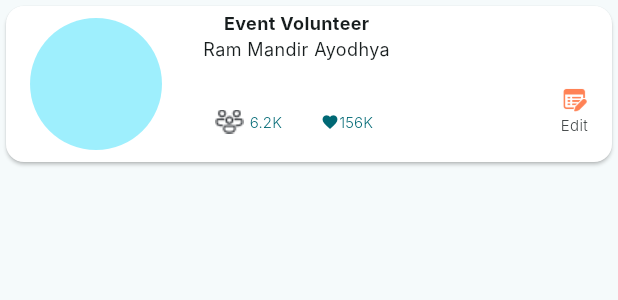
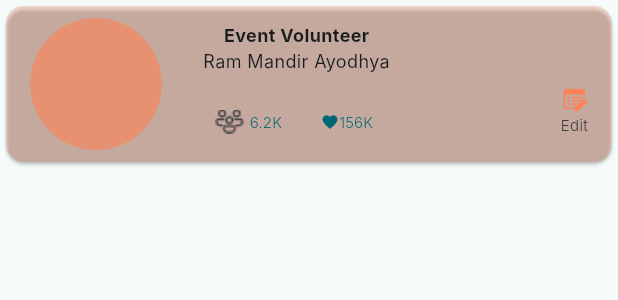
Before and after one commit to Mithun-18/flutter_tutorial, a Flutter app: the CommunityCardLg widget shown alone on an empty page, opened directly, on a phone screen of 412 x 824 dp. Shown: the top 300 px of the screen. Run offline on Flutter 3.47's test engine with Material 3 defaults, Android fonts, the phone set to English and light mode, and no system bars; Roboto replaces fonts that are missing (Inter).

Commit message:
community screen is completed

```diff
--- a/lib/common/app_colors.dart
+++ b/lib/common/app_colors.dart
@@ -4,7 +4,7 @@ class AppColors {
   static Color salmon = const Color.fromRGBO(255, 130, 85, 0.9);
   static Color white = const Color.fromRGBO(255, 255, 255, 1.0);
   static Color silverGrey = const Color.fromRGBO(181, 181, 181, 1.0);
-  static Color mistyRose = const Color.fromRGBO(255, 223, 212, 1.0);
+  static Color mistyRose = const Color.fromRGBO(255, 130, 85, 0.25);
   static Color lightSalmon = const Color.fromRGBO(255, 130, 85, 0.6);
   static Color charcoal = const Color.fromRGBO(53, 82, 98, 1.0);
   static Color dimGray = const Color.fromRGBO(101, 100, 112, 1.0);
--- a/lib/common/app_routes.dart
+++ b/lib/common/app_routes.dart
@@ -3,4 +3,5 @@ class AppRoutes {
   static const String eventRoute = '/event';
   static const String verificationRoute = '/verification';
   static const String homeScreenRoute = '/home';
+  static const String communityRoute = '/community';
 }
--- a/lib/temple view/community_card_lg.dart
+++ b/lib/temple view/community_card_lg.dart
@@ -1,4 +1,5 @@
 import 'package:flutter/material.dart';
+import 'package:testflutter/common/app_colors.dart';
 
 class CommunityCardLg extends StatelessWidget {
   const CommunityCardLg({super.key});
@@ -6,6 +7,7 @@ class CommunityCardLg extends StatelessWidget {
   @override
   Widget build(BuildContext context) {
     return Card(
+      color: AppColors.mistyRose,
       child: Stack(
         children: [
           Container(
@@ -21,39 +23,27 @@ class CommunityCardLg extends StatelessWidget {
                 Column(
                   mainAxisAlignment: MainAxisAlignment.center,
                   children: [
+                    const SizedBox(height: 8),
                     _renderCommunityName(),
                     _renderTempleName(),
-                    const SizedBox(height: 16),
+                    const SizedBox(height: 8),
                     _renderFooter(),
                   ],
                 )
               ],
             ),
           ),
-          Positioned(
-              bottom: 18,
-              right: 16,
-              child:
-                  Column(mainAxisAlignment: MainAxisAlignment.end, children: [
-                SizedBox(
-                    width: 18.0,
-                    height: 20.0,
-                    child: Image.asset("assets/edit.png")),
-                const Text(
-                  "Edit",
-                  style: TextStyle(
-                      fontFamily: "Inter",
-                      fontWeight: FontWeight.w300,
-                      fontSize: 10.0),
-                )
-              ]))
+          Positioned(bottom: 18, right: 16, child: _renderEditButton())
         ],
       ),
     );
   }
 
   Widget _renderProfile() {
-    return const SizedBox(width: 88.0, height: 88.0, child: CircleAvatar());
+    return SizedBox(
+        width: 88.0,
+        height: 88.0,
+        child: CircleAvatar(backgroundColor: AppColors.lightSalmon));
   }
 
   Widget _renderCommunityName() {
@@ -113,4 +103,16 @@ class CommunityCardLg extends StatelessWidget {
       ],
     );
   }
+
+  Widget _renderEditButton() {
+    return Column(mainAxisAlignment: MainAxisAlignment.end, children: [
+      SizedBox(
+          width: 18.0, height: 20.0, child: Image.asset("assets/edit.png")),
+      const Text(
+        "Edit",
+        style: TextStyle(
+            fontFamily: "Inter", fontWeight: FontWeight.w300, fontSize: 10.0),
+      )
+    ]);
+  }
 }
--- a/lib/temple view/community_card_sm.dart
+++ b/lib/temple view/community_card_sm.dart
@@ -42,9 +42,7 @@ class CommunityCardSm extends StatelessWidget {
         width: 88.0,
         height: 88.0,
         padding: const EdgeInsets.all(4),
-        child: CircleAvatar(
-          backgroundColor: AppColors.lightSalmon,
-        ));
+        child: CircleAvatar(backgroundColor: AppColors.lightSalmon));
   }
 
   Widget _renderCommunityName(BuildContext context) {
```
Also changed, not shown: lib/common/app_router.dart (+10 -1 lines), lib/screens/community/community_screen.dart (added, +64 -0 lines), lib/screens/home/home_screen.dart (+11 -5 lines).
